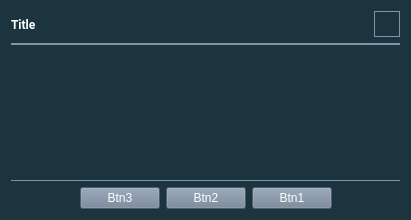
Qt form src/app/gui/forms/basedialog.ui (botorabi/Meet4Eat-Desktop) before a commit.
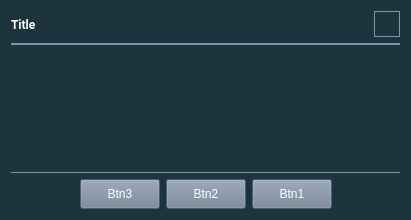
The same form after that commit. Icons and pictures are not drawn.

The edit to the form file:
```diff
--- a/src/app/gui/forms/basedialog.ui
+++ b/src/app/gui/forms/basedialog.ui
@@ -163,11 +163,7 @@
     </widget>
    </item>
    <item>
-    <widget class="QWidget" name="widgetClientArea" native="true">
-     <property name="styleSheet">
-      <string notr="true"/>
-     </property>
-    </widget>
+    <widget class="QWidget" name="widgetClientArea" native="true"/>
    </item>
    <item>
     <widget class="QLabel" name="labelLineBottom">
@@ -207,6 +203,12 @@
      </item>
      <item>
       <widget class="QPushButton" name="pushButton3">
+       <property name="minimumSize">
+        <size>
+         <width>0</width>
+         <height>30</height>
+        </size>
+       </property>
        <property name="focusPolicy">
         <enum>Qt::NoFocus</enum>
        </property>
@@ -217,6 +219,12 @@
      </item>
      <item>
       <widget class="QPushButton" name="pushButton2">
+       <property name="minimumSize">
+        <size>
+         <width>0</width>
+         <height>30</height>
+        </size>
+       </property>
        <property name="focusPolicy">
         <enum>Qt::NoFocus</enum>
        </property>
@@ -227,6 +235,12 @@
      </item>
      <item>
       <widget class="QPushButton" name="pushButton1">
+       <property name="minimumSize">
+        <size>
+         <width>0</width>
+         <height>30</height>
+        </size>
+       </property>
        <property name="focusPolicy">
         <enum>Qt::NoFocus</enum>
        </property>
```
